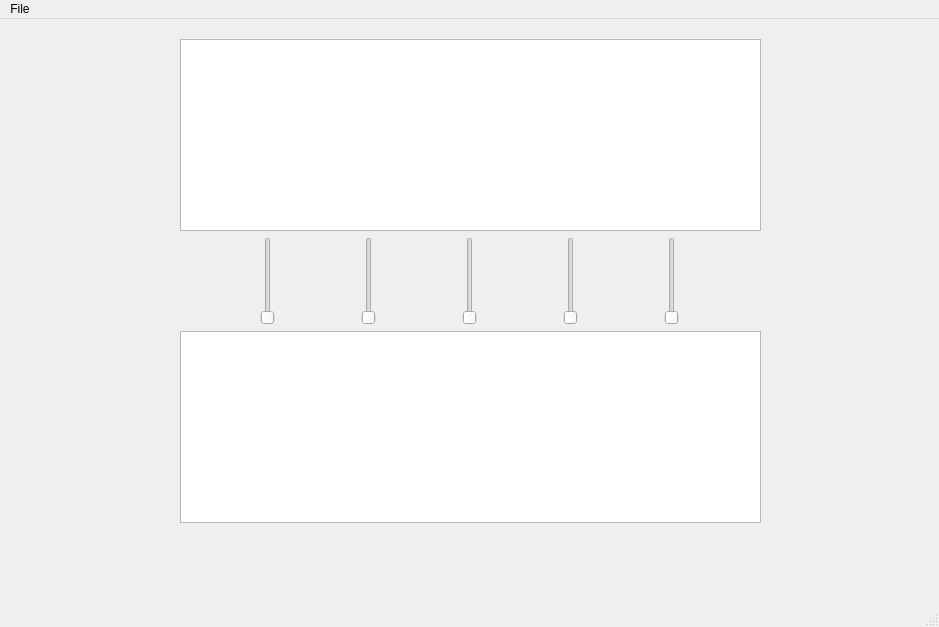
This is main.ui in AliBadran716/Signal_equilizer as Qt 5 draws it before an edit. The edited form follows.
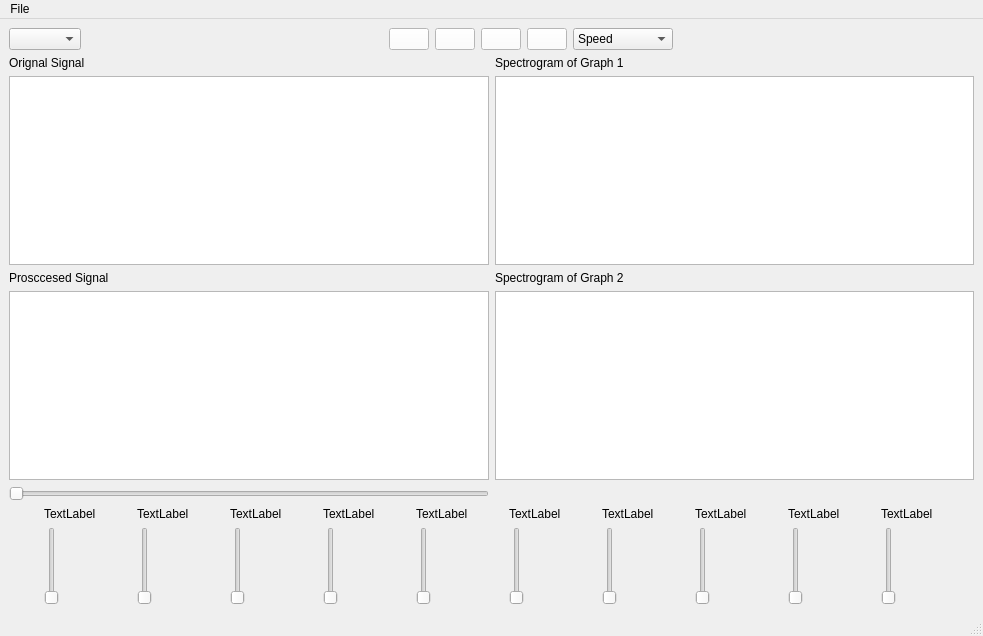
This is the edited form. Icons and pictures are not drawn.

```diff
--- a/main.ui
+++ b/main.ui
@@ -6,78 +6,465 @@
    <rect>
     <x>0</x>
     <y>0</y>
-    <width>939</width>
-    <height>627</height>
+    <width>983</width>
+    <height>636</height>
    </rect>
   </property>
   <property name="windowTitle">
    <string>MainWindow</string>
   </property>
   <widget class="QWidget" name="centralwidget">
-   <widget class="QWidget" name="">
-    <property name="geometry">
-     <rect>
-      <x>180</x>
-      <y>20</y>
-      <width>581</width>
-      <height>484</height>
-     </rect>
-    </property>
-    <layout class="QVBoxLayout" name="verticalLayout">
-     <item>
-      <widget class="QGraphicsView" name="graphicsView"/>
-     </item>
-     <item>
-      <layout class="QHBoxLayout" name="horizontalLayout">
-       <item>
-        <widget class="QSlider" name="verticalSlider">
-         <property name="orientation">
-          <enum>Qt::Vertical</enum>
-         </property>
-        </widget>
-       </item>
-       <item>
-        <widget class="QSlider" name="verticalSlider_2">
-         <property name="orientation">
-          <enum>Qt::Vertical</enum>
-         </property>
-        </widget>
-       </item>
-       <item>
-        <widget class="QSlider" name="verticalSlider_4">
-         <property name="orientation">
-          <enum>Qt::Vertical</enum>
-         </property>
-        </widget>
-       </item>
-       <item>
-        <widget class="QSlider" name="verticalSlider_3">
-         <property name="orientation">
-          <enum>Qt::Vertical</enum>
-         </property>
-        </widget>
-       </item>
-       <item>
-        <widget class="QSlider" name="verticalSlider_5">
-         <property name="orientation">
-          <enum>Qt::Vertical</enum>
-         </property>
-        </widget>
-       </item>
-      </layout>
-     </item>
-     <item>
-      <widget class="QGraphicsView" name="graphicsView_2"/>
-     </item>
-    </layout>
-   </widget>
+   <layout class="QGridLayout" name="gridLayout_2">
+    <item row="0" column="0">
+     <layout class="QVBoxLayout" name="verticalLayout_15">
+      <item>
+       <layout class="QHBoxLayout" name="horizontalLayout_3">
+        <item>
+         <widget class="QComboBox" name="comboBox"/>
+        </item>
+        <item>
+         <spacer name="horizontalSpacer">
+          <property name="orientation">
+           <enum>Qt::Horizontal</enum>
+          </property>
+          <property name="sizeHint" stdset="0">
+           <size>
+            <width>40</width>
+            <height>20</height>
+           </size>
+          </property>
+         </spacer>
+        </item>
+        <item>
+         <layout class="QHBoxLayout" name="horizontalLayout">
+          <item>
+           <widget class="QPushButton" name="play_pause_btn">
+            <property name="sizePolicy">
+             <sizepolicy hsizetype="Fixed" vsizetype="Fixed">
+              <horstretch>0</horstretch>
+              <verstretch>0</verstretch>
+             </sizepolicy>
+            </property>
+            <property name="styleSheet">
+             <string notr="true">QPushButton {background-color:white;}
+
+::hover {
+    background-color: rgb(238, 238, 238); 
+    
+    color:#444; 
+}</string>
+            </property>
+            <property name="text">
+             <string/>
+            </property>
+            <property name="icon">
+             <iconset>
+              <normaloff>imgs/preview.png</normaloff>imgs/preview.png</iconset>
+            </property>
+           </widget>
+          </item>
+          <item>
+           <widget class="QPushButton" name="zoom_out_push_btn">
+            <property name="sizePolicy">
+             <sizepolicy hsizetype="Fixed" vsizetype="Fixed">
+              <horstretch>0</horstretch>
+              <verstretch>0</verstretch>
+             </sizepolicy>
+            </property>
+            <property name="styleSheet">
+             <string notr="true">QPushButton {background-color:white;}
+
+::hover {
+    background-color: rgb(238, 238, 238); 
+    
+    color:#444; 
+}</string>
+            </property>
+            <property name="text">
+             <string/>
+            </property>
+            <property name="icon">
+             <iconset>
+              <normaloff>../../Signal_Viewer_task/Signal_Viewer/imgs/zoom-in.png</normaloff>../../Signal_Viewer_task/Signal_Viewer/imgs/zoom-in.png</iconset>
+            </property>
+           </widget>
+          </item>
+          <item>
+           <widget class="QPushButton" name="zoom_in_push_btn">
+            <property name="sizePolicy">
+             <sizepolicy hsizetype="Fixed" vsizetype="Fixed">
+              <horstretch>0</horstretch>
+              <verstretch>0</verstretch>
+             </sizepolicy>
+            </property>
+            <property name="styleSheet">
+             <string notr="true">QPushButton {background-color:white;}
+
+::hover {
+    background-color: rgb(238, 238, 238); 
+    
+    color:#444; 
+}</string>
+            </property>
+            <property name="text">
+             <string/>
+            </property>
+            <property name="icon">
+             <iconset>
+              <normaloff>../../Signal_Viewer_task/Signal_Viewer/imgs/zoom-out.png</normaloff>../../Signal_Viewer_task/Signal_Viewer/imgs/zoom-out.png</iconset>
+            </property>
+           </widget>
+          </item>
+          <item>
+           <widget class="QPushButton" name="rewind_push_btn">
+            <property name="sizePolicy">
+             <sizepolicy hsizetype="Fixed" vsizetype="Fixed">
+              <horstretch>0</horstretch>
+              <verstretch>0</verstretch>
+             </sizepolicy>
+            </property>
+            <property name="styleSheet">
+             <string notr="true">QPushButton {background-color:white;}
+
+::hover {
+    background-color: rgb(238, 238, 238); 
+    
+    color:#444; 
+}</string>
+            </property>
+            <property name="text">
+             <string/>
+            </property>
+            <property name="icon">
+             <iconset>
+              <normaloff>imgs/reset.jpg</normaloff>imgs/reset.jpg</iconset>
+            </property>
+           </widget>
+          </item>
+          <item>
+           <widget class="QComboBox" name="speed_selection">
+            <property name="minimumSize">
+             <size>
+              <width>100</width>
+              <height>0</height>
+             </size>
+            </property>
+            <property name="maximumSize">
+             <size>
+              <width>100</width>
+              <height>16777215</height>
+             </size>
+            </property>
+            <item>
+             <property name="text">
+              <string>Speed</string>
+             </property>
+            </item>
+            <item>
+             <property name="text">
+              <string>x1</string>
+             </property>
+            </item>
+            <item>
+             <property name="text">
+              <string>x1.25</string>
+             </property>
+            </item>
+            <item>
+             <property name="text">
+              <string>x1.5</string>
+             </property>
+            </item>
+            <item>
+             <property name="text">
+              <string>x1.75</string>
+             </property>
+            </item>
+            <item>
+             <property name="text">
+              <string>x2</string>
+             </property>
+            </item>
+           </widget>
+          </item>
+         </layout>
+        </item>
+        <item>
+         <spacer name="horizontalSpacer_2">
+          <property name="orientation">
+           <enum>Qt::Horizontal</enum>
+          </property>
+          <property name="sizeHint" stdset="0">
+           <size>
+            <width>40</width>
+            <height>20</height>
+           </size>
+          </property>
+         </spacer>
+        </item>
+       </layout>
+      </item>
+      <item>
+       <layout class="QGridLayout" name="gridLayout">
+        <item row="0" column="0">
+         <layout class="QVBoxLayout" name="verticalLayout_12">
+          <item>
+           <widget class="QLabel" name="label_11">
+            <property name="text">
+             <string>Orignal Signal</string>
+            </property>
+           </widget>
+          </item>
+          <item>
+           <widget class="QGraphicsView" name="graphicsView"/>
+          </item>
+         </layout>
+        </item>
+        <item row="0" column="1">
+         <layout class="QVBoxLayout" name="verticalLayout_11">
+          <item>
+           <widget class="QLabel" name="label_13">
+            <property name="text">
+             <string>Spectrogram of Graph 1</string>
+            </property>
+           </widget>
+          </item>
+          <item>
+           <widget class="QGraphicsView" name="graphicsView_3"/>
+          </item>
+         </layout>
+        </item>
+        <item row="1" column="0">
+         <layout class="QVBoxLayout" name="verticalLayout_13">
+          <item>
+           <widget class="QLabel" name="label_12">
+            <property name="text">
+             <string>Prosccesed Signal</string>
+            </property>
+           </widget>
+          </item>
+          <item>
+           <widget class="QGraphicsView" name="graphicsView_2"/>
+          </item>
+         </layout>
+        </item>
+        <item row="1" column="1">
+         <layout class="QVBoxLayout" name="verticalLayout_14">
+          <item>
+           <widget class="QLabel" name="label_14">
+            <property name="text">
+             <string>Spectrogram of Graph 2</string>
+            </property>
+           </widget>
+          </item>
+          <item>
+           <widget class="QGraphicsView" name="graphicsView_4"/>
+          </item>
+         </layout>
+        </item>
+        <item row="2" column="0">
+         <widget class="QSlider" name="horizontalSlider">
+          <property name="orientation">
+           <enum>Qt::Horizontal</enum>
+          </property>
+         </widget>
+        </item>
+       </layout>
+      </item>
+      <item>
+       <layout class="QHBoxLayout" name="horizontalLayout_2">
+        <item>
+         <layout class="QVBoxLayout" name="verticalLayout">
+          <item>
+           <widget class="QLabel" name="label">
+            <property name="text">
+             <string>TextLabel</string>
+            </property>
+           </widget>
+          </item>
+          <item>
+           <widget class="QSlider" name="verticalSlider">
+            <property name="orientation">
+             <enum>Qt::Vertical</enum>
+            </property>
+           </widget>
+          </item>
+         </layout>
+        </item>
+        <item>
+         <layout class="QVBoxLayout" name="verticalLayout_2">
+          <item>
+           <widget class="QLabel" name="label_2">
+            <property name="text">
+             <string>TextLabel</string>
+            </property>
+           </widget>
+          </item>
+          <item>
+           <widget class="QSlider" name="verticalSlider_2">
+            <property name="orientation">
+             <enum>Qt::Vertical</enum>
+            </property>
+           </widget>
+          </item>
+         </layout>
+        </item>
+        <item>
+         <layout class="QVBoxLayout" name="verticalLayout_3">
+          <item>
+           <widget class="QLabel" name="label_3">
+            <property name="text">
+             <string>TextLabel</string>
+            </property>
+           </widget>
+          </item>
+          <item>
+           <widget class="QSlider" name="verticalSlider_3">
+            <property name="orientation">
+             <enum>Qt::Vertical</enum>
+            </property>
+           </widget>
+          </item>
+         </layout>
+        </item>
+        <item>
+         <layout class="QVBoxLayout" name="verticalLayout_4">
+          <item>
+           <widget class="QLabel" name="label_4">
+            <property name="text">
+             <string>TextLabel</string>
+            </property>
+           </widget>
+          </item>
+          <item>
+           <widget class="QSlider" name="verticalSlider_4">
+            <property name="orientation">
+             <enum>Qt::Vertical</enum>
+            </property>
+           </widget>
+          </item>
+         </layout>
+        </item>
+        <item>
+         <layout class="QVBoxLayout" name="verticalLayout_5">
+          <item>
+           <widget class="QLabel" name="label_5">
+            <property name="text">
+             <string>TextLabel</string>
+            </property>
+           </widget>
+          </item>
+          <item>
+           <widget class="QSlider" name="verticalSlider_5">
+            <property name="orientation">
+             <enum>Qt::Vertical</enum>
+            </property>
+           </widget>
+          </item>
+         </layout>
+        </item>
+        <item>
+         <layout class="QVBoxLayout" name="verticalLayout_6">
+          <item>
+           <widget class="QLabel" name="label_6">
+            <property name="text">
+             <string>TextLabel</string>
+            </property>
+           </widget>
+          </item>
+          <item>
+           <widget class="QSlider" name="verticalSlider_6">
+            <property name="orientation">
+             <enum>Qt::Vertical</enum>
+            </property>
+           </widget>
+          </item>
+         </layout>
+        </item>
+        <item>
+         <layout class="QVBoxLayout" name="verticalLayout_7">
+          <item>
+           <widget class="QLabel" name="label_7">
+            <property name="text">
+             <string>TextLabel</string>
+            </property>
+           </widget>
+          </item>
+          <item>
+           <widget class="QSlider" name="verticalSlider_7">
+            <property name="orientation">
+             <enum>Qt::Vertical</enum>
+            </property>
+           </widget>
+          </item>
+         </layout>
+        </item>
+        <item>
+         <layout class="QVBoxLayout" name="verticalLayout_8">
+          <item>
+           <widget class="QLabel" name="label_8">
+            <property name="text">
+             <string>TextLabel</string>
+            </property>
+           </widget>
+          </item>
+          <item>
+           <widget class="QSlider" name="verticalSlider_8">
+            <property name="orientation">
+             <enum>Qt::Vertical</enum>
+            </property>
+           </widget>
+          </item>
+         </layout>
+        </item>
+        <item>
+         <layout class="QVBoxLayout" name="verticalLayout_9">
+          <item>
+           <widget class="QLabel" name="label_9">
+            <property name="text">
+             <string>TextLabel</string>
+            </property>
+           </widget>
+          </item>
+          <item>
+           <widget class="QSlider" name="verticalSlider_9">
+            <property name="orientation">
+             <enum>Qt::Vertical</enum>
+            </property>
+           </widget>
+          </item>
+         </layout>
+        </item>
+        <item>
+         <layout class="QVBoxLayout" name="verticalLayout_10">
+          <item>
+           <widget class="QLabel" name="label_10">
+            <property name="text">
+             <string>TextLabel</string>
+            </property>
+           </widget>
+          </item>
+          <item>
+           <widget class="QSlider" name="verticalSlider_10">
+            <property name="orientation">
+             <enum>Qt::Vertical</enum>
+            </property>
+           </widget>
+          </item>
+         </layout>
+        </item>
+       </layout>
+      </item>
+     </layout>
+    </item>
+   </layout>
   </widget>
   <widget class="QMenuBar" name="menubar">
    <property name="geometry">
     <rect>
      <x>0</x>
      <y>0</y>
-     <width>939</width>
+     <width>983</width>
      <height>21</height>
     </rect>
    </property>
```
